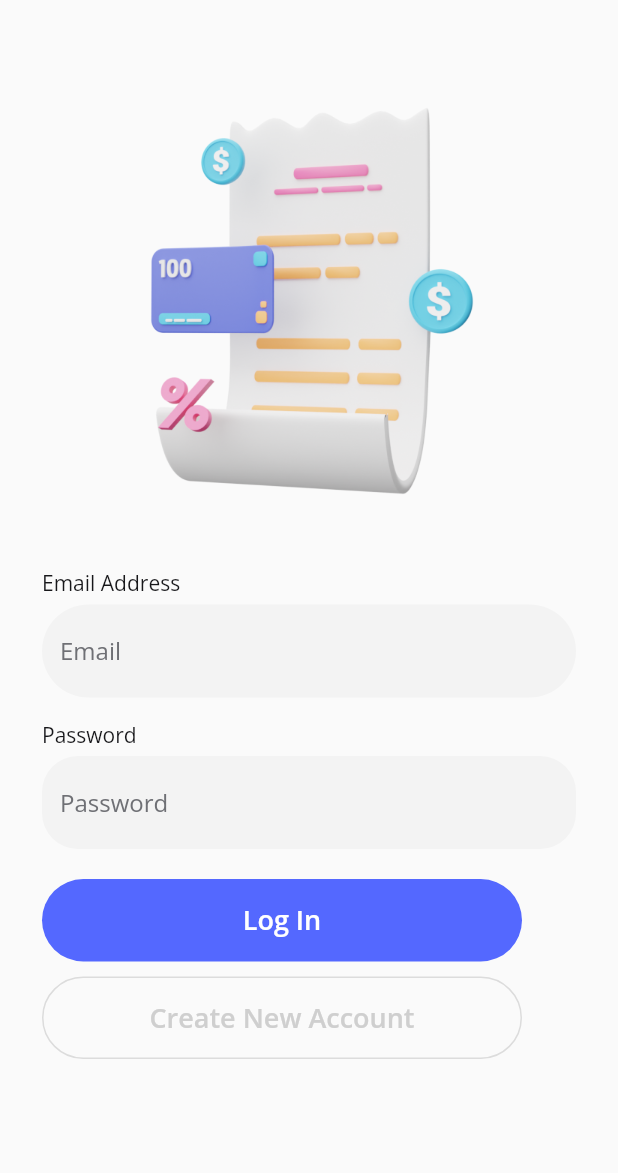
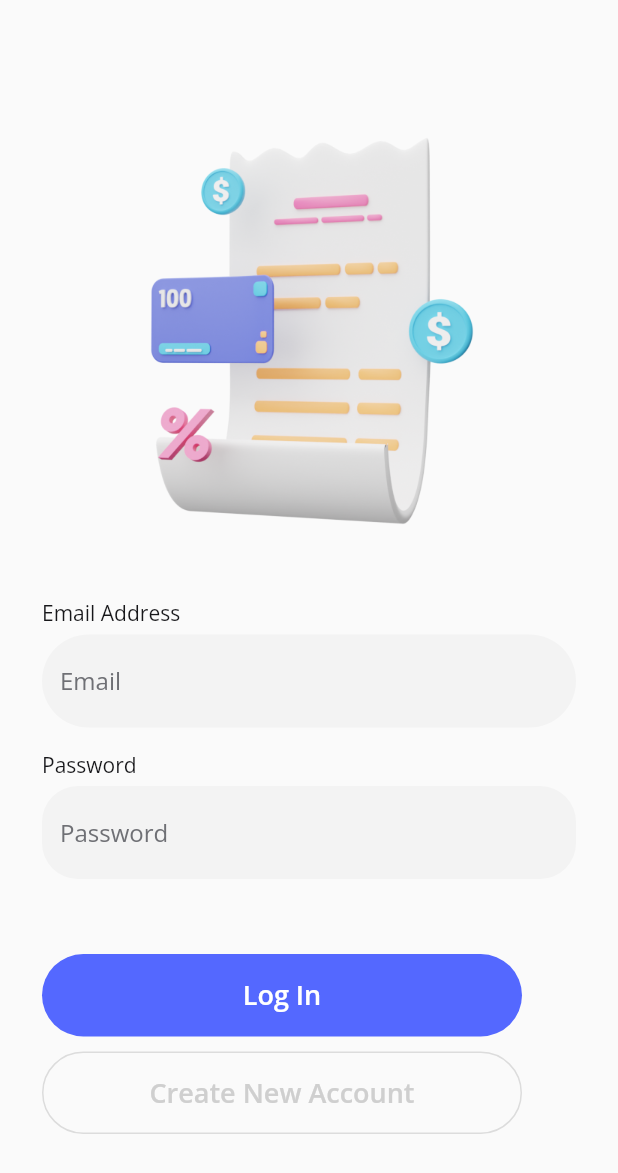
Before and after one commit to xenopati/sevendays, a Flutter app: the screen it shows after launch, on a phone screen of 412 x 824 dp. Shown: the top 1173 px of the screen. Run offline on Flutter 3.47's test engine with Material 2 defaults, Android fonts, the phone set to English and light mode, and no system bars; our stand-ins replace google_fonts.

Commit message:
Day 4 - Second Signin

```diff
--- a/lib/pages/second_signin.dart
+++ b/lib/pages/second_signin.dart
@@ -6,7 +6,7 @@ class SecondSignIn extends StatelessWidget {
   Widget build(BuildContext context) {
     return Scaffold(
       body: Padding(
-        padding: const EdgeInsets.only(top: 60, left: 28, right: 28),
+        padding: const EdgeInsets.only(top: 80, left: 28, right: 28),
         child: SingleChildScrollView(
           child: Column(
             crossAxisAlignment: CrossAxisAlignment.start,
@@ -83,7 +83,7 @@ class SecondSignIn extends StatelessWidget {
                 ),
               ),
               SizedBox(
-                height: 20,
+                height: 50,
               ),
               Container(
                 width: 320,
```
Also changed, not shown: lib/widgets/theme.dart (added, +40 -0 lines).
